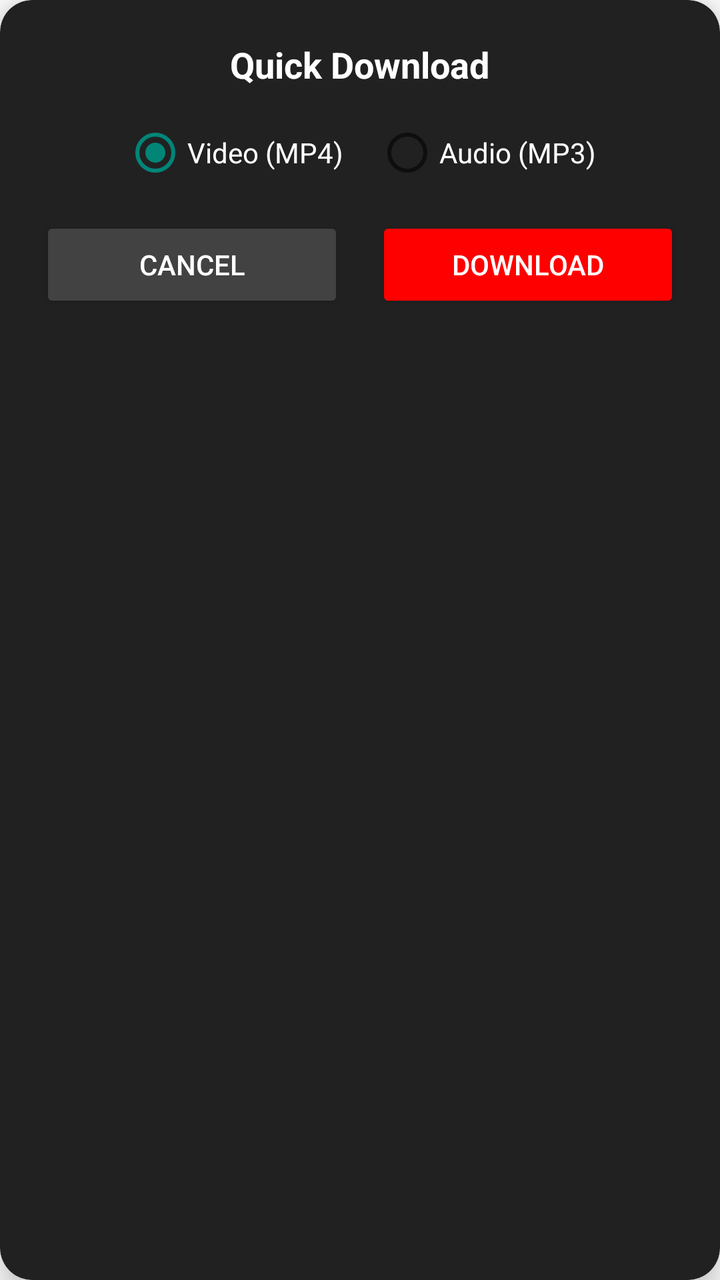
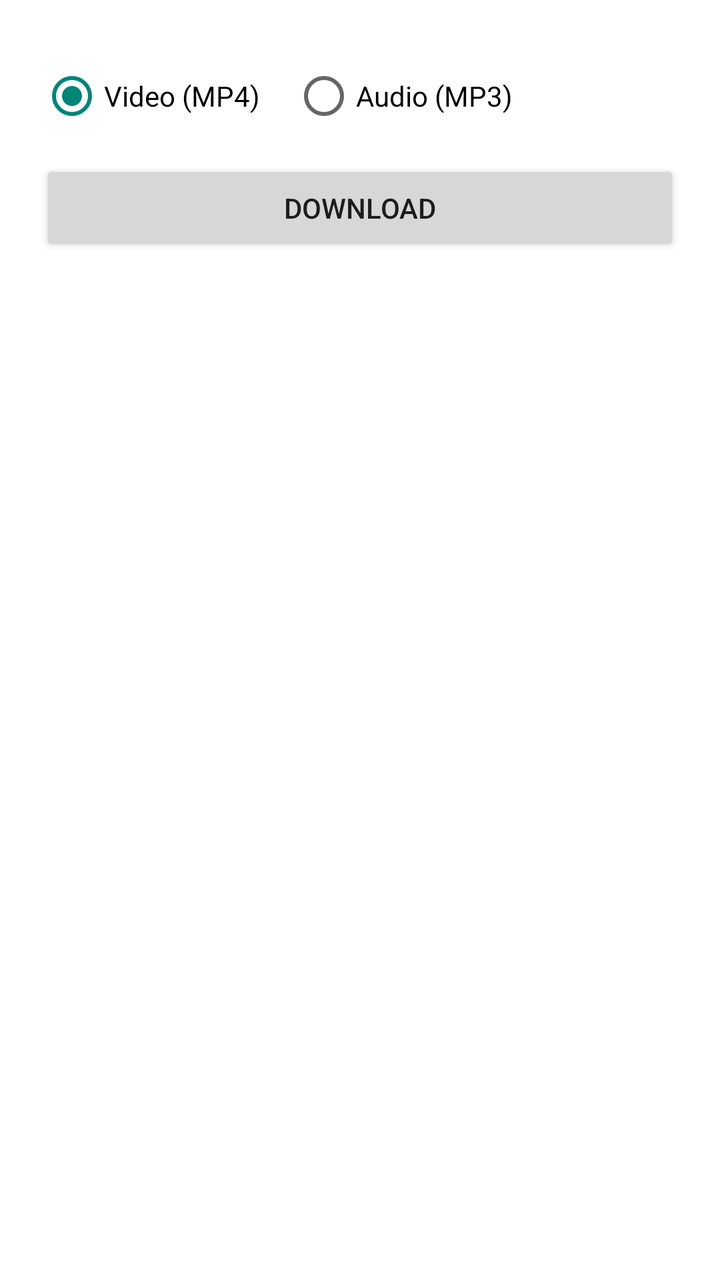

Before-and-after screenshots of an Android layout around one commit, followed by the original layout XML and the change that was made.
<!-- AndroidManifest.xml: activity theme Theme.TransparentDialog -->
<!-- res/layout/activity_share_dialog.xml -->
<?xml version="1.0" encoding="utf-8"?>
<androidx.cardview.widget.CardView xmlns:android="http://schemas.android.com/apk/res/android"
    xmlns:app="http://schemas.android.com/apk/res-auto"
    android:layout_width="320dp"
    android:layout_height="wrap_content"
    app:cardCornerRadius="16dp"
    app:cardElevation="10dp"
    app:cardBackgroundColor="#212121">

    <LinearLayout
        android:layout_width="match_parent"
        android:layout_height="wrap_content"
        android:orientation="vertical"
        android:padding="20dp"
        android:gravity="center_horizontal">

        <TextView
            android:layout_width="wrap_content"
            android:layout_height="wrap_content"
            android:text="Quick Download"
            android:textColor="#FFFFFF"
            android:textSize="18sp"
            android:textStyle="bold"
            android:layout_marginBottom="16dp" />

        <RadioGroup
            android:id="@+id/dialog_format_group"
            android:layout_width="match_parent"
            android:layout_height="wrap_content"
            android:orientation="horizontal"
            android:gravity="center"
            android:layout_marginBottom="16dp">

            <RadioButton
                android:id="@+id/dialog_radio_video"
                android:layout_width="wrap_content"
                android:layout_height="wrap_content"
                android:text="Video (MP4)"
                android:textColor="#FFFFFF"
                android:checked="true" />

            <RadioButton
                android:id="@+id/dialog_radio_audio"
                android:layout_width="wrap_content"
                android:layout_height="wrap_content"
                android:text="Audio (MP3)"
                android:textColor="#FFFFFF"
                android:layout_marginStart="16dp" />
        </RadioGroup>

        <ProgressBar
            android:id="@+id/dialog_progress"
            android:layout_width="wrap_content"
            android:layout_height="wrap_content"
            android:visibility="gone"
            android:layout_marginBottom="12dp" />

        <LinearLayout
            android:layout_width="match_parent"
            android:layout_height="wrap_content"
            android:orientation="horizontal">

            <Button
                android:id="@+id/dialog_cancel_btn"
                android:layout_width="0dp"
                android:layout_height="wrap_content"
                android:layout_weight="1"
                android:text="Cancel"
                android:backgroundTint="#424242"
                android:textColor="#FFFFFF"
                android:layout_marginEnd="8dp" />

            <Button
                android:id="@+id/dialog_download_btn"
                android:layout_width="0dp"
                android:layout_height="wrap_content"
                android:layout_weight="1"
                android:text="Download"
                android:backgroundTint="#FF0000"
                android:textColor="#FFFFFF"
                android:layout_marginStart="8dp" />
        </LinearLayout>

    </LinearLayout>
</androidx.cardview.widget.CardView>
<!-- resources referenced by this layout -->
<resources>
  <style name="Theme.TransparentDialog" parent="Theme.AppCompat.Light.Dialog">
          <item name="android:windowBackground">@android:color/transparent</item>
          <item name="android:windowIsFloating">true</item>
          <item name="android:windowNoTitle">true</item>
          <item name="android:windowIsTranslucent">true</item>
          <item name="android:backgroundDimEnabled">true</item>
      </style>
</resources>

<!-- the commit's change to res/layout/activity_share_dialog.xml (unified diff, before → after) -->
@@ -1,85 +1,45 @@
 <?xml version="1.0" encoding="utf-8"?>
-<androidx.cardview.widget.CardView xmlns:android="http://schemas.android.com/apk/res/android"
-    xmlns:app="http://schemas.android.com/apk/res-auto"
-    android:layout_width="320dp"
+<LinearLayout xmlns:android="http://schemas.android.com/apk/res/android"
+    android:layout_width="match_parent"
     android:layout_height="wrap_content"
-    app:cardCornerRadius="16dp"
-    app:cardElevation="10dp"
-    app:cardBackgroundColor="#212121">
+    android:orientation="vertical"
+    android:padding="20dp">
 
-    <LinearLayout
+    <ProgressBar
+        android:id="@+id/share_progress"
+        style="?android:attr/progressBarStyleHorizontal"
         android:layout_width="match_parent"
         android:layout_height="wrap_content"
-        android:orientation="vertical"
-        android:padding="20dp"
-        android:gravity="center_horizontal">
+        android:indeterminate="true"
+        android:visibility="gone" />
 
-        <TextView
+    <RadioGroup
+        android:id="@+id/share_format_group"
+        android:layout_width="match_parent"
+        android:layout_height="wrap_content"
+        android:orientation="horizontal"
+        android:layout_marginTop="12dp">
+
+        <RadioButton
+            android:id="@+id/share_video_radio"
             android:layout_width="wrap_content"
             android:layout_height="wrap_content"
-            android:text="Quick Download"
-            android:textColor="#FFFFFF"
-            android:textSize="18sp"
-            android:textStyle="bold"
-            android:layout_marginBottom="16dp" />
+            android:text="Video (MP4)"
+            android:checked="true" />
 
-        <RadioGroup
-            android:id="@+id/dialog_format_group"
-            android:layout_width="match_parent"
-            android:layout_height="wrap_content"
-            android:orientation="horizontal"
-            android:gravity="center"
-            android:layout_marginBottom="16dp">
-
-            <RadioButton
-                android:id="@+id/dialog_radio_video"
-                android:layout_width="wrap_content"
-                android:layout_height="wrap_content"
-                android:text="Video (MP4)"
-                android:textColor="#FFFFFF"
-                android:checked="true" />
-
-            <RadioButton
-                android:id="@+id/dialog_radio_audio"
-                android:layout_width="wrap_content"
-                android:layout_height="wrap_content"
-                android:text="Audio (MP3)"
-                android:textColor="#FFFFFF"
-                android:layout_marginStart="16dp" />
-        </RadioGroup>
-
-        <ProgressBar
-            android:id="@+id/dialog_progress"
+        <RadioButton
+            android:id="@+id/share_audio_radio"
             android:layout_width="wrap_content"
             android:layout_height="wrap_content"
-            android:visibility="gone"
-            android:layout_marginBottom="12dp" />
+            android:layout_marginStart="16dp"
+            android:text="Audio (MP3)" />
+    </RadioGroup>
 
-        <LinearLayout
-            android:layout_width="match_parent"
-            android:layout_height="wrap_content"
-            android:orientation="horizontal">
+    <Button
+        android:id="@+id/share_download_btn"
+        android:layout_width="match_parent"
+        android:layout_height="wrap_content"
+        android:layout_marginTop="16dp"
+        android:text="Download" />
 
-            <Button
-                android:id="@+id/dialog_cancel_btn"
-                android:layout_width="0dp"
-                android:layout_height="wrap_content"
-                android:layout_weight="1"
-                android:text="Cancel"
-                android:backgroundTint="#424242"
-                android:textColor="#FFFFFF"
-                android:layout_marginEnd="8dp" />
-
-            <Button
-                android:id="@+id/dialog_download_btn"
-                android:layout_width="0dp"
-                android:layout_height="wrap_content"
-                android:layout_weight="1"
-                android:text="Download"
-                android:backgroundTint="#FF0000"
-                android:textColor="#FFFFFF"
-                android:layout_marginStart="8dp" />
-        </LinearLayout>
-
-    </LinearLayout>
-</androidx.cardview.widget.CardView>
+</LinearLayout>
